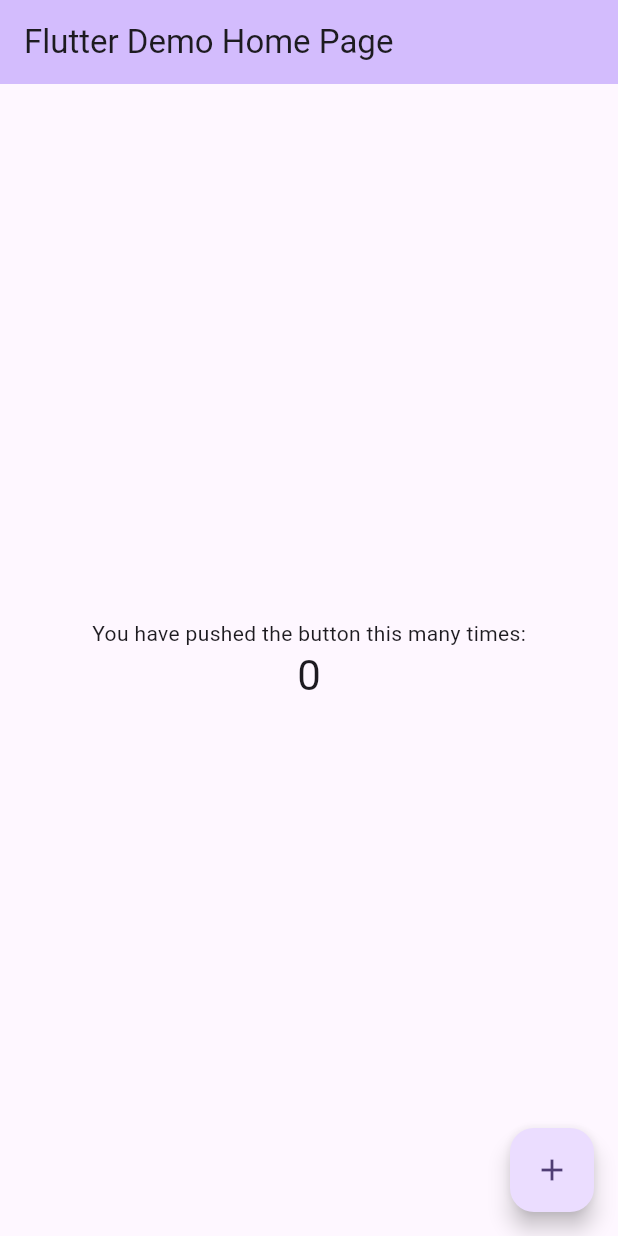
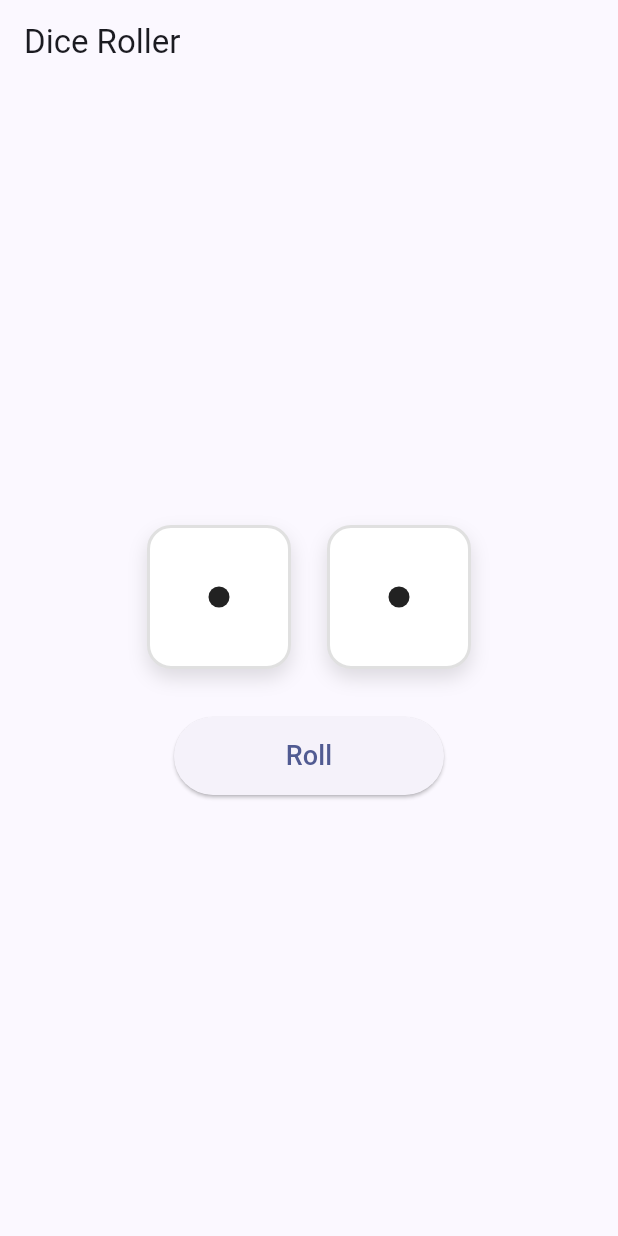
Before and after one commit to brcaste/dice-role-challenge, a Flutter app: the screen it shows after launch, on a phone screen of 412 x 824 dp. Run offline on Flutter 3.47's test engine with Material 3 defaults, Android fonts, the phone set to English and light mode, and no system bars.

Commit message:
implementing dice roll

```diff
--- a/lib/main.dart
+++ b/lib/main.dart
@@ -1,72 +1,149 @@
 import 'package:flutter/material.dart';
+import 'dart:math';
 
-void main() {
-  runApp(const MyApp());
+void main(){
+  runApp(const DiceApp());
 }
 
-class MyApp extends StatelessWidget {
-  const MyApp({super.key});
+class DiceApp extends StatelessWidget{
+  const DiceApp({super.key});
 
-  // This widget is the root of your application.
   @override
   Widget build(BuildContext context) {
     return MaterialApp(
-      title: 'Flutter Demo',
+      title: 'Dice Roller',
+      debugShowCheckedModeBanner: false,
       theme: ThemeData(
-        colorScheme: ColorScheme.fromSeed(seedColor: Colors.deepPurple),
+        colorScheme: ColorScheme.fromSeed(seedColor: Colors.indigo),
+            useMaterial3: true,
       ),
-      home: const MyHomePage(title: 'Flutter Demo Home Page'),
+      home: const DiceHomePage(),
     );
   }
 }
 
-class MyHomePage extends StatefulWidget {
-  const MyHomePage({super.key, required this.title});
-
-  final String title;
-
+class DiceHomePage extends StatefulWidget{
+  const DiceHomePage({super.key});
   @override
-  State<MyHomePage> createState() => _MyHomePageState();
+  State<DiceHomePage> createState() => _DiceHomePageState();
 }
 
-class _MyHomePageState extends State<MyHomePage> {
-  int _counter = 0;
+class _DiceHomePageState extends State<DiceHomePage> {
+  final _rng = Random();
 
-  void _incrementCounter() {
+  int _die1 = 1;
+  int _die2 = 1;
+
+  void _roll(){
     setState(() {
-
-      _counter++;
+      _die1 = _rng.nextInt(6) + 1;// 1...6
+      _die2 = _rng.nextInt(6) + 1 ;// 1...5
     });
   }
 
   @override
   Widget build(BuildContext context) {
     return Scaffold(
-      appBar: AppBar(
-
-        backgroundColor: Theme.of(context).colorScheme.inversePrimary,
-        title: Text(widget.title),
-      ),
+      appBar: AppBar(title: const Text("Dice Roller")),
       body: Center(
-        // Center is a layout widget. It takes a single child and positions it
-        // in the middle of the parent.
-        child: Column(
-
-          mainAxisAlignment: MainAxisAlignment.center,
-          children: <Widget>[
-            const Text('You have pushed the button this many times:'),
-            Text(
-              '$_counter',
-              style: Theme.of(context).textTheme.headlineMedium,
-            ),
-          ],
+        child: Padding(
+          padding: const EdgeInsets.all(24),
+          child: Column(
+            mainAxisSize: MainAxisSize.min,
+            children: [
+              //Dice Row
+              Row(
+                mainAxisAlignment: MainAxisAlignment.center,
+                children: [
+                  DiceFace(value: _die1),
+                  const SizedBox(width: 24),
+                  DiceFace(value: _die2),
+                ],
+              ),
+              const SizedBox(height: 32),
+              //Single button
+              SizedBox(
+                width: 180,
+                height: 52,
+                child: ElevatedButton(
+                    onPressed: _roll,
+                    child: const Text(
+                      'Roll',
+                      style: TextStyle(fontSize: 18),
+                    )),
+              ),
+            ],
+          ),
         ),
       ),
-      floatingActionButton: FloatingActionButton(
-        onPressed: _incrementCounter,
-        tooltip: 'Increment',
-        child: const Icon(Icons.add),
-      ), // This trailing comma makes auto-formatting nicer for build methods.
     );
   }
 }
+/// Simple placeholder dice UI (no images, no animation)
+class DiceFace extends StatelessWidget {
+  final int value;
+  const DiceFace({super.key, required this.value});
+
+  static const double _pipSize = 14;
+
+  // Each die value maps to which pip positions are "on" in a 3x3 grid.
+  // Grid index layout:
+  // 0 1 2
+  // 3 4 5
+  // 6 7 8
+  static const Map<int, List<int>> _pipMap ={
+    1: [4],
+    2: [0,8],
+    3: [0,4,8],
+    4: [0,2,6,8],
+    5: [0,2,4,6,8],
+    6: [0,2,3,5,6,8],
+  };
+
+  @override
+  Widget build(BuildContext context) {
+    final active = _pipMap[value] ?? const [4];
+
+    return Container(
+      width: 96,
+      height: 96,
+      padding: const EdgeInsets.all(12),
+      decoration: BoxDecoration(
+        color: Colors.white,
+        borderRadius: BorderRadius.circular(16),
+        border: Border.all(color: Colors.black12, width: 2),
+        boxShadow: const [
+          BoxShadow(
+            blurRadius: 10,
+            offset: Offset(0, 6),
+            color: Colors.black12,
+          ),
+        ]
+      ),
+      child: GridView.builder(
+        physics: const NeverScrollableScrollPhysics(),
+        itemCount: 9,
+        gridDelegate: const SliverGridDelegateWithFixedCrossAxisCount(
+            crossAxisCount: 3,
+        ),
+        itemBuilder: (context, index){
+          final isOn = active.contains(index);
+          return Center(
+            child: AnimatedOpacity(
+                opacity: isOn? 1 : 0,
+                duration: Duration.zero,
+                child: Container(
+                  width: _pipSize,
+                  height: _pipSize,
+                  decoration: const BoxDecoration(
+                    color: Colors.black87,
+                    shape: BoxShape.circle,
+                  ),
+                )
+            ),
+          );
+        },
+      ),
+    );
+  }
+}
```
